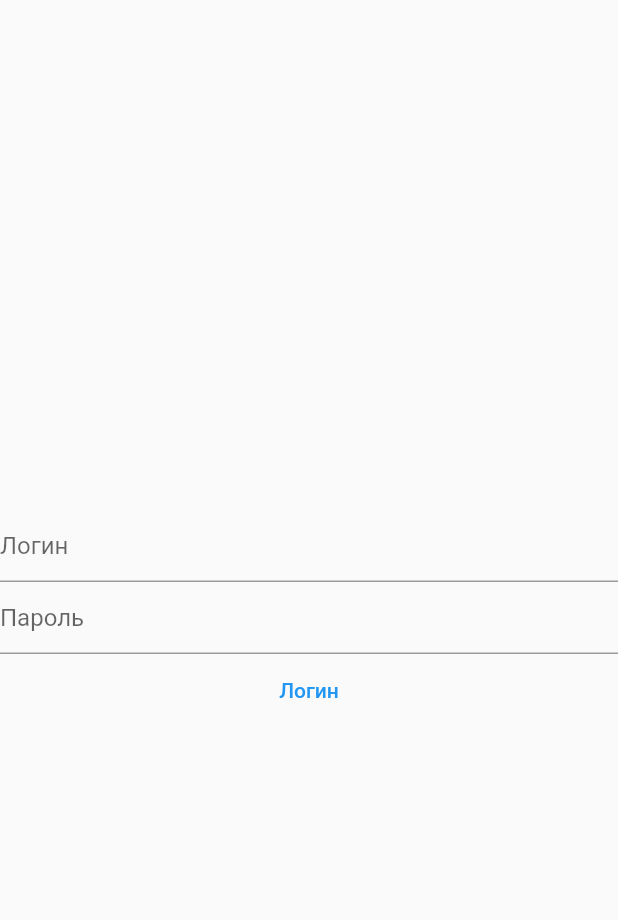
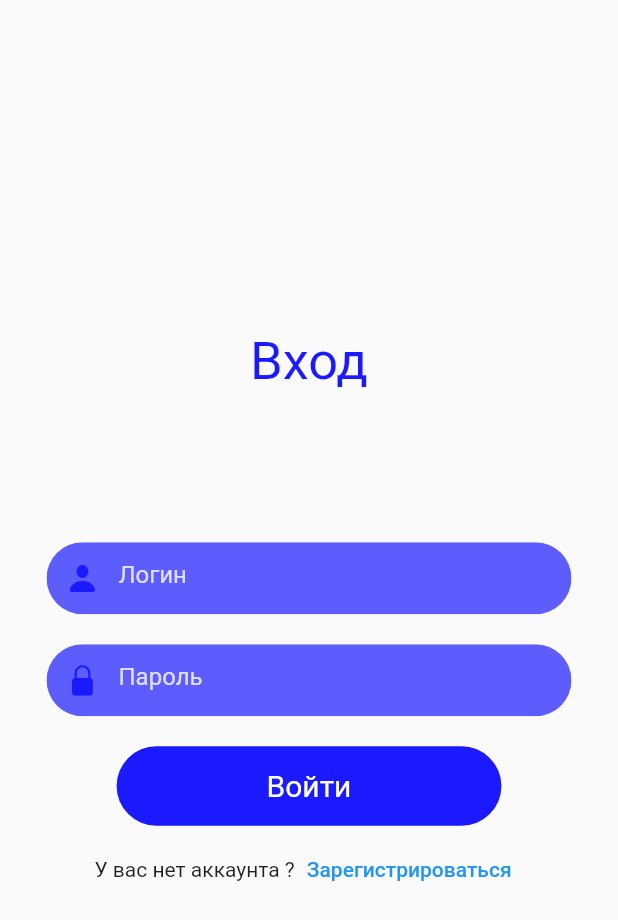
Before and after one commit to Zhorenty/hakaton_invest, a Flutter app: the screen it shows after launch, on a phone screen of 412 x 824 dp. Shown: the top 920 px of the screen. Run offline on Flutter 3.47's test engine with Material 2 defaults, Android fonts, the phone set to English and light mode, and no system bars; our stand-ins replace dio, flutter_bloc, freezed_annotation; missing offline and left inert: onboarding.

Commit message:
adding more screens

```diff
--- /dev/null
+++ b/mobile_app/lib/components/custom_text_field.dart
@@ -0,0 +1,47 @@
+import 'package:flutter/material.dart';
+import 'package:mobile_app/helper/color_constants.dart';
+
+class CustomTextField extends StatelessWidget {
+  const CustomTextField({
+    super.key,
+    this.hintText,
+    this.onChanged,
+    this.width = 350,
+    this.validator,
+    this.icon,
+  });
+
+  final String? hintText;
+  final void Function(String)? onChanged;
+  final double width;
+  final String? Function(String?)? validator;
+  final IconData? icon;
+
+  @override
+  Widget build(BuildContext context) {
+    return ClipRRect(
+      borderRadius: BorderRadius.circular(35),
+      child: SizedBox(
+        width: width,
+        child: TextFormField(
+          onChanged: onChanged,
+          validator: validator,
+          style: const TextStyle(color: Colors.white),
+          decoration: InputDecoration(
+            prefixIcon: Icon(
+              icon,
+              color: ColorConstants.primary,
+            ),
+            border: InputBorder.none,
+            fillColor: ColorConstants.primary.withOpacity(0.7),
+            filled: true,
+            hintText: hintText,
+            hintStyle: TextStyle(
+              color: Colors.white.withOpacity(0.8),
+            ),
+          ),
+        ),
+      ),
+    );
+  }
+}
--- a/mobile_app/lib/view/auth/auth_screen.dart
+++ b/mobile_app/lib/view/auth/auth_screen.dart
@@ -1,5 +1,8 @@
+import 'package:flutter/cupertino.dart';
 import 'package:flutter/material.dart';
 import 'package:flutter_bloc/flutter_bloc.dart';
+import 'package:mobile_app/components/custom_text_field.dart';
+import 'package:mobile_app/helper/color_constants.dart';
 import 'package:mobile_app/view_model/auth/auth_cubit.dart';
 import 'package:mobile_app/view_model/auth/auth_states.dart';
 
@@ -12,6 +15,7 @@ class AuthScreen extends StatefulWidget {
 
 class _AuthScreenState extends State<AuthScreen> {
   final authCubit = AuthCubit();
+  bool isLogin = true;
   @override
   Widget build(BuildContext context) {
     return Scaffold(
@@ -19,22 +23,67 @@ class _AuthScreenState extends State<AuthScreen> {
       bloc: authCubit,
       builder: (context, state) {
         if (authCubit.state is AuthInitialState) {
-          return Column(
+          return Center(
+            child: Column(
               mainAxisAlignment: MainAxisAlignment.center,
               children: [
-              const TextField(
-                decoration: InputDecoration(hintText: 'Логин'),
+                Text(
+                  isLogin ? 'Вход' : 'Регистрация',
+                  style: const TextStyle(
+                    color: ColorConstants.primary,
+                    fontSize: 35,
                   ),
-              const TextField(
-                decoration: InputDecoration(hintText: 'Пароль'),
                 ),
-              TextButton(
-                onPressed: () {
+                const SizedBox(height: 100),
+                const CustomTextField(
+                  hintText: 'Логин',
+                  icon: CupertinoIcons.person_fill,
+                ),
+                const SizedBox(height: 20),
+                const CustomTextField(
+                  hintText: 'Пароль',
+                  icon: CupertinoIcons.lock_fill,
+                ),
+                const SizedBox(height: 20),
+                GestureDetector(
+                  onTap: () {
                     authCubit.logIn();
                   },
-                child: const Text('Логин'),
+                  child: Container(
+                    padding: const EdgeInsets.symmetric(
+                      horizontal: 100,
+                      vertical: 15,
+                    ),
+                    decoration: BoxDecoration(
+                      color: ColorConstants.primary,
+                      borderRadius: BorderRadius.circular(200),
+                    ),
+                    child: Text(
+                      isLogin ? 'Войти' : 'Зарегистрироваться',
+                      style: const TextStyle(
+                        color: Colors.white,
+                        fontSize: 20,
+                      ),
+                    ),
+                  ),
+                ),
+                const SizedBox(height: 5),
+                Row(
+                  mainAxisAlignment: MainAxisAlignment.center,
+                  children: [
+                    Text(isLogin
+                        ? 'У вас нет аккаунта ?'
+                        : 'У вас есть аккаунт ?'),
+                    TextButton(
+                      onPressed: () => setState(() {
+                        isLogin = !isLogin;
+                      }),
+                      child: Text(isLogin ? 'Зарегистрироваться' : 'Войти'),
                     )
                   ],
+                ),
+              ],
+            ),
           );
         } else if (authCubit.state is AuthLoadingState) {
           return const Center(
--- a/mobile_app/lib/view/home/widgets/property_card_widget.dart
+++ b/mobile_app/lib/view/home/widgets/property_card_widget.dart
@@ -15,9 +15,7 @@ class PropertyCard extends StatelessWidget {
   @override
   //обернуть в CustomScrollView or SliverList
   Widget build(BuildContext context) {
-    return Padding(
-      padding: const EdgeInsets.symmetric(horizontal: 16),
-      child: Column(
+    return Column(
       children: [
         Stack(
           children: [
@@ -140,7 +138,6 @@ class PropertyCard extends StatelessWidget {
           ],
         ),
       ],
-      ),
     );
   }
 }
--- a/mobile_app/lib/view_model/auth/auth_cubit.dart
+++ b/mobile_app/lib/view_model/auth/auth_cubit.dart
@@ -2,6 +2,7 @@ import 'package:flutter/material.dart';
 import 'package:flutter_bloc/flutter_bloc.dart';
 import 'package:mobile_app/helper/navigator_key.dart';
 import 'package:mobile_app/view/home/screens/home_screen.dart';
+import 'package:mobile_app/view/onboarding/onboarding_screen.dart';
 import 'package:mobile_app/view_model/auth/auth_states.dart';
 
 class AuthCubit extends Cubit<AuthState> {
@@ -11,13 +12,12 @@ class AuthCubit extends Cubit<AuthState> {
     emit(AuthLoadingState());
     await Future.delayed(const Duration(seconds: 1));
     pushToHomeScreen();
-    // emit(AuthSuccessState());
   }
 
   pushToHomeScreen() {
     NavigatorKey.navigatorKey.currentState!.push(
       MaterialPageRoute(
-        builder: (context) => const HomeScreen(),
+        builder: (context) => const OnboardingScreen(),
       ),
     );
   }
--- a/mobile_app/pubspec.yaml
+++ b/mobile_app/pubspec.yaml
@@ -44,6 +44,7 @@ dependencies:
   freezed_annotation: ^2.2.0
   json_serializable: ^6.6.1
   json_annotation: ^4.8.0
+  onboarding: ^3.1.0
 
 
 
```
Also changed, not shown: mobile_app/lib/model/classification_part_model.dart (added, +9 -0 lines), mobile_app/lib/view/home/screens/home_screen.dart (+48 -29 lines), mobile_app/lib/view/home/widgets/results_widget.dart (added, +64 -0 lines), mobile_app/lib/view/onboarding/onboarding_screen.dart (added, +158 -0 lines), mobile_app/lib/view/onboarding/widgets/classification_part_widget.dart (added, +95 -0 lines), mobile_app/lib/view_model/home/home_cubit.dart (added), mobile_app/pubspec.lock. Lines whose indentation alone changed are shown as unchanged.
